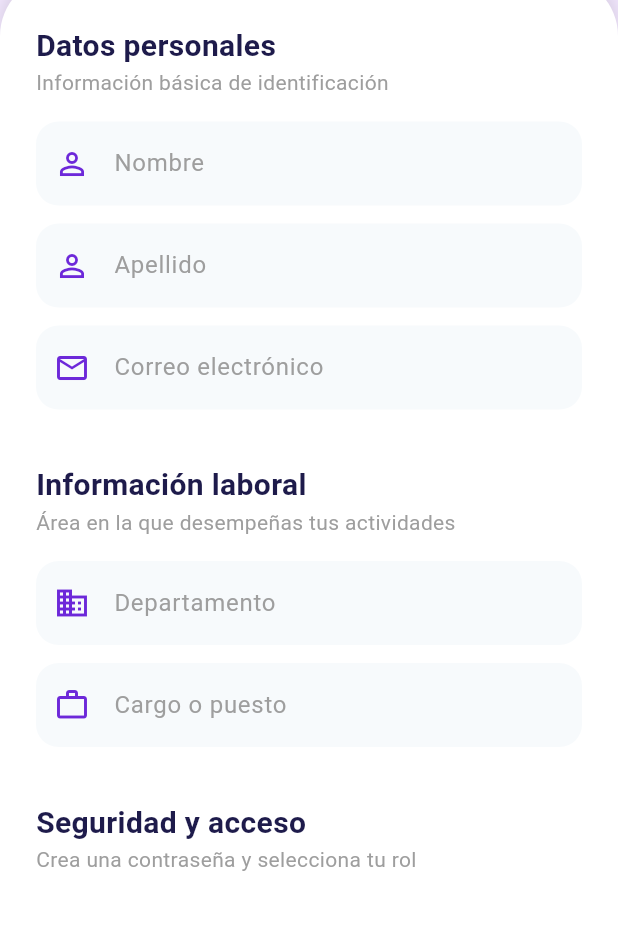
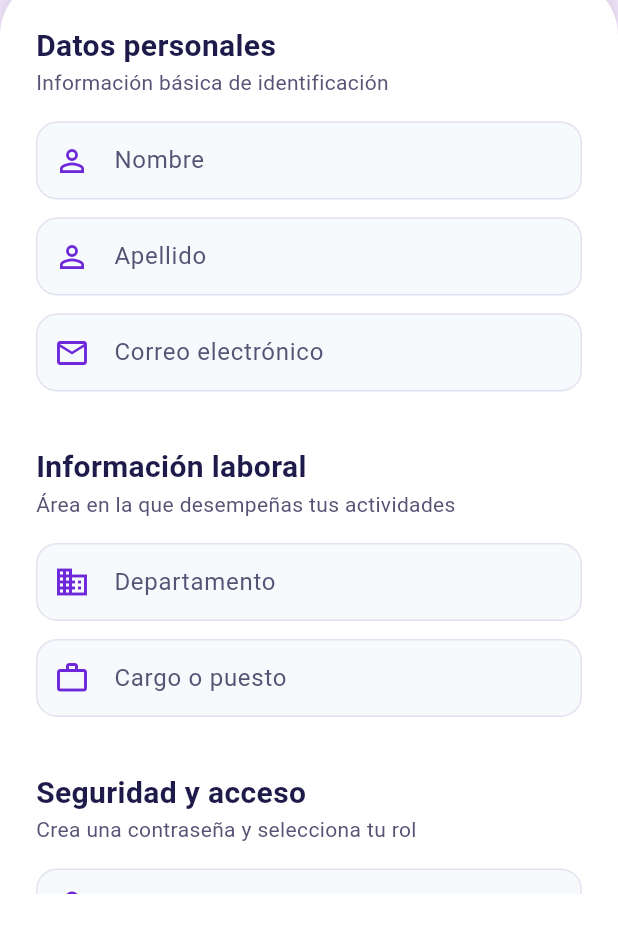
Before and after one commit to Oswii8411/Bit-cora, a Flutter app: the screen it shows after launch, after a tap on "Iniciar sesión", after a tap on "Crear cuenta", on a phone screen of 412 x 824 dp, the part 294-1236 px from its top. Run offline on Flutter 3.47's test engine with Material 3 defaults, Android fonts, the phone set to English and light mode, and no system bars; our stand-ins replace flutter_dotenv, supabase_flutter; accounts and stored records are empty.

Commit message:
feat(ui): unifica la paleta y agrega tema central, accesibilidad y animaciones
- Se creo app_theme.dart con tokens de color, tipografia y estilos de componentes (tarjetas, campos, botones, FAB, navegacion, dialogos).
- Se unifico la paleta: Redes, Equipos y Segmentos eran azules y Login, navegacion e Historial morados; ahora todo usa un solo violeta.
- Contraste: texto secundario mas legible, colores de red oscurecidos al pintar (sin cambiar los datos), chips de estado del historial con tonos AA.
- Se agrego widgets/motion.dart con Pressable (feedback al tocar tarjetas), FadeSlideIn (entrada escalonada de listas) y transicion de pantallas.
- Selector de color del asistente con escala animada.
- Espacio inferior en listas para que el boton flotante no tape el ultimo elemento.
- Respeta la opcion de reducir movimiento del sistema.
- Sin cambios en logica, validaciones ni base de datos.

```diff
--- /dev/null
+++ b/lib/app_theme.dart
@@ -0,0 +1,136 @@
+import 'package:flutter/cupertino.dart' show CupertinoPageTransitionsBuilder;
+import 'package:flutter/material.dart';
+
+/// Tokens visuales de la app. Solo presentación, sin lógica de negocio.
+class AppColors {
+  static const primary = Color(0xFF6D28D9); // violeta de marca (7.1:1 con blanco)
+  static const accent = Color(0xFF8B5CF6);
+  static const ink = Color(0xFF1E1B4B); // texto principal
+  static const inkMuted = Color(0xFF565375); // texto secundario (~7:1 sobre fondo)
+  static const background = Color(0xFFF8F7FC);
+  static const surface = Colors.white;
+  static const border = Color(0xFFE5E1F0);
+  static const error = Color(0xFFB91C1C);
+}
+
+class AppTheme {
+  static ThemeData get light {
+    final scheme = ColorScheme.fromSeed(
+      seedColor: AppColors.primary,
+      primary: AppColors.primary,
+      surface: AppColors.surface,
+    );
+
+    return ThemeData(
+      useMaterial3: true,
+      colorScheme: scheme,
+      scaffoldBackgroundColor: AppColors.background,
+      textTheme: _textTheme,
+      pageTransitionsTheme: const PageTransitionsTheme(
+        builders: {
+          TargetPlatform.android: FadeForwardsPageTransitionsBuilder(),
+          TargetPlatform.iOS: CupertinoPageTransitionsBuilder(),
+          TargetPlatform.windows: FadeForwardsPageTransitionsBuilder(),
+          TargetPlatform.macOS: CupertinoPageTransitionsBuilder(),
+          TargetPlatform.linux: FadeForwardsPageTransitionsBuilder(),
+        },
+      ),
+      appBarTheme: const AppBarTheme(
+        backgroundColor: AppColors.background,
+        surfaceTintColor: Colors.transparent,
+        elevation: 0,
+        scrolledUnderElevation: 0,
+        iconTheme: IconThemeData(color: AppColors.ink),
+        titleTextStyle: TextStyle(
+          color: AppColors.ink,
+          fontSize: 24,
+          fontWeight: FontWeight.w700,
+          letterSpacing: -0.4,
+        ),
+      ),
+      cardTheme: CardThemeData(
+        color: AppColors.surface,
+        surfaceTintColor: Colors.transparent,
+        elevation: 0,
+        shape: RoundedRectangleBorder(
+          borderRadius: BorderRadius.circular(16),
+          side: const BorderSide(color: AppColors.border),
+        ),
+      ),
+      inputDecorationTheme: InputDecorationTheme(
+        filled: true,
+        fillColor: AppColors.surface,
+        contentPadding: const EdgeInsets.symmetric(horizontal: 16, vertical: 14),
+        border: _inputBorder(AppColors.border),
+        enabledBorder: _inputBorder(AppColors.border),
+        focusedBorder: _inputBorder(AppColors.primary, width: 2),
+        errorBorder: _inputBorder(AppColors.error),
+        focusedErrorBorder: _inputBorder(AppColors.error, width: 2),
+        labelStyle: const TextStyle(color: AppColors.inkMuted),
+      ),
+      elevatedButtonTheme: ElevatedButtonThemeData(
+        style: ElevatedButton.styleFrom(
+          backgroundColor: AppColors.primary,
+          foregroundColor: Colors.white,
+          elevation: 0,
+          minimumSize: const Size.fromHeight(52),
+          shape: RoundedRectangleBorder(borderRadius: BorderRadius.circular(14)),
+          textStyle: const TextStyle(fontSize: 16, fontWeight: FontWeight.w600),
+        ),
+      ),
+      textButtonTheme: TextButtonThemeData(
+        style: TextButton.styleFrom(foregroundColor: AppColors.primary),
+      ),
+      floatingActionButtonTheme: FloatingActionButtonThemeData(
+        backgroundColor: AppColors.primary,
+        foregroundColor: Colors.white,
+        elevation: 2,
+        extendedTextStyle: const TextStyle(fontSize: 15, fontWeight: FontWeight.w600),
+        shape: RoundedRectangleBorder(borderRadius: BorderRadius.circular(16)),
+      ),
+      bottomNavigationBarTheme: const BottomNavigationBarThemeData(
+        backgroundColor: AppColors.surface,
+        selectedItemColor: AppColors.primary,
+        unselectedItemColor: AppColors.inkMuted,
+        selectedLabelStyle: TextStyle(fontWeight: FontWeight.w600),
+        type: BottomNavigationBarType.fixed,
+      ),
+      dialogTheme: DialogThemeData(
+        backgroundColor: AppColors.surface,
+        surfaceTintColor: Colors.transparent,
+        shape: RoundedRectangleBorder(borderRadius: BorderRadius.circular(20)),
+      ),
+      snackBarTheme: SnackBarThemeData(
+        behavior: SnackBarBehavior.floating,
+        shape: RoundedRectangleBorder(borderRadius: BorderRadius.circular(12)),
+      ),
+      dividerColor: AppColors.border,
+    );
+  }
+
+  static const _textTheme = TextTheme(
+    titleLarge: TextStyle(fontWeight: FontWeight.w700, letterSpacing: -0.3, color: AppColors.ink),
+    titleMedium: TextStyle(fontWeight: FontWeight.w600, color: AppColors.ink),
+    bodyMedium: TextStyle(color: AppColors.ink),
+    bodySmall: TextStyle(color: AppColors.inkMuted),
+  );
+
+  static OutlineInputBorder _inputBorder(Color color, {double width = 1}) {
+    return OutlineInputBorder(
+      borderRadius: BorderRadius.circular(14),
+      borderSide: BorderSide(color: color, width: width),
+    );
+  }
+}
+
+double _contrastWithWhite(Color c) => 1.05 / (c.computeLuminance() + 0.05);
+
+/// Oscurece un color de red guardado hasta que el texto blanco encima
+/// alcance contraste AA (4.5:1). No modifica el dato guardado, solo cómo se pinta.
+Color accessibleColor(Color color) {
+  var hsl = HSLColor.fromColor(color);
+  while (_contrastWithWhite(hsl.toColor()) < 4.5 && hsl.lightness > 0.1) {
+    hsl = hsl.withLightness(hsl.lightness - 0.02);
+  }
+  return hsl.toColor();
+}
--- a/lib/main.dart
+++ b/lib/main.dart
@@ -1,5 +1,6 @@
 import 'package:flutter/material.dart';
 import 'package:supabase_flutter/supabase_flutter.dart';
+import 'app_theme.dart';
 import 'views/pantalla_principal.dart';
 import 'views/login_screen.dart';
 import 'package:flutter_dotenv/flutter_dotenv.dart';
@@ -24,15 +25,7 @@ class BitacoraRedApp extends StatelessWidget {
     return MaterialApp(
       title: 'Bitácora de Red',
       debugShowCheckedModeBanner: false,
-      theme: ThemeData(
-        scaffoldBackgroundColor: const Color(0xFFF8F9FA),
-        colorScheme: ColorScheme.fromSeed(seedColor: const Color(0xFF1D4ED8)),
-        appBarTheme: const AppBarTheme(
-          backgroundColor: Color(0xFFF8F9FA), elevation: 0,
-          iconTheme: IconThemeData(color: Color(0xFF0F172A)),
-          titleTextStyle: TextStyle(color: Color(0xFF0F172A), fontSize: 24, fontWeight: FontWeight.bold),
-        ),
-      ),
+      theme: AppTheme.light,
       // Validación de sesión para mostrar Login o Pantalla Principal
       home: Supabase.instance.client.auth.currentUser != null
           ? const MainTabScreen()
--- a/lib/views/login_screen.dart
+++ b/lib/views/login_screen.dart
@@ -1,3 +1,4 @@
+import 'package:bitacora_red/app_theme.dart';
 import 'package:flutter/material.dart';
 import 'package:supabase_flutter/supabase_flutter.dart';
 import 'pantalla_principal.dart';
@@ -50,7 +51,7 @@ class _LoginScreenState extends State<LoginScreen> {
         ScaffoldMessenger.of(context).showSnackBar(
             SnackBar(
               content: Text(mensajeError),
-              backgroundColor: Colors.redAccent,
+              backgroundColor: AppColors.error,
               behavior: SnackBarBehavior.floating, // Hace que el mensaje se vea más moderno (flotante)
             )
         );
@@ -60,7 +61,7 @@ class _LoginScreenState extends State<LoginScreen> {
         ScaffoldMessenger.of(context).showSnackBar(
             const SnackBar(
               content: Text('Error inesperado de conexión.'),
-              backgroundColor: Colors.redAccent,
+              backgroundColor: AppColors.error,
               behavior: SnackBarBehavior.floating,
             )
         );
@@ -74,8 +75,8 @@ class _LoginScreenState extends State<LoginScreen> {
   Widget build(BuildContext context) {
     // Paleta Púrpura Moderna
     const colorFondo = Color(0xFFF3E8FF); // Púrpura muy claro
-    const colorPrimario = Color(0xFF6D28D9); // Púrpura profundo y vibrante
-    const colorTextoOscuro = Color(0xFF1E1B4B);
+    const colorPrimario = AppColors.primary; // Púrpura profundo y vibrante
+    const colorTextoOscuro = AppColors.ink;
 
     return Scaffold(
       backgroundColor: colorFondo,
@@ -124,7 +125,7 @@ class _LoginScreenState extends State<LoginScreen> {
                       children: [
                         const Text('Bienvenido', style: TextStyle(fontSize: 26, fontWeight: FontWeight.bold, color: colorTextoOscuro)),
                         const SizedBox(height: 8),
-                        const Text('Ingresa con tus credenciales para continuar', style: TextStyle(color: Colors.grey)),
+                        const Text('Ingresa con tus credenciales para continuar', style: TextStyle(color: AppColors.inkMuted)),
                         const SizedBox(height: 32),
 
                         _buildTextField(
@@ -185,7 +186,7 @@ class _LoginScreenState extends State<LoginScreen> {
                         Row(
                           mainAxisAlignment: MainAxisAlignment.center,
                           children: [
-                            const Text('¿Aún no tienes cuenta? ', style: TextStyle(color: Colors.grey)),
+                            const Text('¿Aún no tienes cuenta? ', style: TextStyle(color: AppColors.inkMuted)),
                             GestureDetector(
                               onTap: () => Navigator.of(context).push(MaterialPageRoute(builder: (context) => const RegisterScreen())),
                               child: const Text('Crear cuenta', style: TextStyle(color: colorPrimario, fontWeight: FontWeight.bold)),
@@ -220,11 +221,11 @@ class _LoginScreenState extends State<LoginScreen> {
       validator: validator, // Recibe la regla de validación
       decoration: InputDecoration(
         labelText: label,
-        labelStyle: const TextStyle(color: Colors.grey),
+        labelStyle: const TextStyle(color: AppColors.inkMuted),
         prefixIcon: Icon(icon, color: colorPrimario),
         suffixIcon: isPassword
             ? IconButton(
-          icon: Icon(obscureText ? Icons.visibility_off : Icons.visibility, color: Colors.grey),
+          icon: Icon(obscureText ? Icons.visibility_off : Icons.visibility, color: AppColors.inkMuted),
           onPressed: onTogglePassword,
         )
             : null,
@@ -233,8 +234,8 @@ class _LoginScreenState extends State<LoginScreen> {
         border: OutlineInputBorder(borderRadius: BorderRadius.circular(15), borderSide: BorderSide.none),
         focusedBorder: OutlineInputBorder(borderRadius: BorderRadius.circular(15), borderSide: BorderSide(color: colorPrimario, width: 1.5)),
         // Configuración para resaltar en rojo cuando hay error
-        errorBorder: OutlineInputBorder(borderRadius: BorderRadius.circular(15), borderSide: const BorderSide(color: Colors.redAccent, width: 1.5)),
-        focusedErrorBorder: OutlineInputBorder(borderRadius: BorderRadius.circular(15), borderSide: const BorderSide(color: Colors.redAccent, width: 2.0)),
+        errorBorder: OutlineInputBorder(borderRadius: BorderRadius.circular(15), borderSide: const BorderSide(color: AppColors.error, width: 1.5)),
+        focusedErrorBorder: OutlineInputBorder(borderRadius: BorderRadius.circular(15), borderSide: const BorderSide(color: AppColors.error, width: 2.0)),
       ),
     );
   }
--- a/lib/views/register_screen.dart
+++ b/lib/views/register_screen.dart
@@ -1,3 +1,4 @@
+import 'package:bitacora_red/app_theme.dart';
 import 'package:flutter/material.dart';
 import 'package:supabase_flutter/supabase_flutter.dart';
 import 'pantalla_principal.dart';
@@ -63,7 +64,7 @@ class _RegisterScreenState extends State<RegisterScreen> {
         ScaffoldMessenger.of(context).showSnackBar(
             SnackBar(
               content: Text(mensajeError),
-              backgroundColor: Colors.redAccent,
+              backgroundColor: AppColors.error,
               behavior: SnackBarBehavior.floating,
             )
         );
@@ -76,8 +77,8 @@ class _RegisterScreenState extends State<RegisterScreen> {
   @override
   Widget build(BuildContext context) {
     const colorFondo = Color(0xFFF3E8FF);
-    const colorPrimario = Color(0xFF6D28D9);
-    const colorTextoOscuro = Color(0xFF1E1B4B);
+    const colorPrimario = AppColors.primary;
+    const colorTextoOscuro = AppColors.ink;
 
     return Scaffold(
       backgroundColor: colorFondo,
@@ -182,7 +183,7 @@ class _RegisterScreenState extends State<RegisterScreen> {
                       Row(
                         mainAxisAlignment: MainAxisAlignment.center,
                         children: [
-                          const Text('¿Ya tienes una cuenta? ', style: TextStyle(color: Colors.grey)),
+                          const Text('¿Ya tienes una cuenta? ', style: TextStyle(color: AppColors.inkMuted)),
                           GestureDetector(
                             onTap: () => Navigator.of(context).pop(),
                             child: const Text('Iniciar sesión', style: TextStyle(color: colorPrimario, fontWeight: FontWeight.bold)),
@@ -208,14 +209,14 @@ class _RegisterScreenState extends State<RegisterScreen> {
         crossAxisAlignment: CrossAxisAlignment.start,
         children: [
           Text(title, style: TextStyle(fontSize: 20, fontWeight: FontWeight.bold, color: colorTextoOscuro)),
-          Text(subtitle, style: const TextStyle(color: Colors.grey, fontSize: 14)),
+          Text(subtitle, style: const TextStyle(color: AppColors.inkMuted, fontSize: 14)),
         ],
       ),
     );
   }
 
   Widget _buildInput(TextEditingController controller, String label, IconData icon, {bool isPassword = false, bool isEmail = false, String? Function(String?)? validator}) {
-    const colorPrimario = Color(0xFF6D28D9);
+    const colorPrimario = AppColors.primary;
     return Padding(
       padding: const EdgeInsets.only(bottom: 12.0),
       child: TextFormField(
@@ -225,11 +226,11 @@ class _RegisterScreenState extends State<RegisterScreen> {
         validator: validator,
         decoration: InputDecoration(
           labelText: label,
-          labelStyle: const TextStyle(color: Colors.grey),
+          labelStyle: const TextStyle(color: AppColors.inkMuted),
           prefixIcon: Icon(icon, color: colorPrimario),
           suffixIcon: isPassword
               ? IconButton(
-            icon: Icon(_obscurePassword ? Icons.visibility_off : Icons.visibility, color: Colors.grey),
+            icon: Icon(_obscurePassword ? Icons.visibility_off : Icons.visibility, color: AppColors.inkMuted),
             onPressed: () => setState(() => _obscurePassword = !_obscurePassword),
           )
               : null,
@@ -237,8 +238,8 @@ class _RegisterScreenState extends State<RegisterScreen> {
           fillColor: const Color(0xFFF7FAFC),
           border: OutlineInputBorder(borderRadius: BorderRadius.circular(15), borderSide: BorderSide.none),
           focusedBorder: OutlineInputBorder(borderRadius: BorderRadius.circular(15), borderSide: const BorderSide(color: colorPrimario, width: 1.5)),
-          errorBorder: OutlineInputBorder(borderRadius: BorderRadius.circular(15), borderSide: const BorderSide(color: Colors.redAccent, width: 1.5)),
-          focusedErrorBorder: OutlineInputBorder(borderRadius: BorderRadius.circular(15), borderSide: const BorderSide(color: Colors.redAccent, width: 2.0)),
+          errorBorder: OutlineInputBorder(borderRadius: BorderRadius.circular(15), borderSide: const BorderSide(color: AppColors.error, width: 1.5)),
+          focusedErrorBorder: OutlineInputBorder(borderRadius: BorderRadius.circular(15), borderSide: const BorderSide(color: AppColors.error, width: 2.0)),
         ),
       ),
     );
```
Also changed, not shown: lib/views/asistente_red.dart (+14 -4 lines), lib/views/formulario_incidencia.dart (+4 -3 lines), lib/views/pantalla_equipos.dart (+18 -13 lines), lib/views/pantalla_historial.dart (+30 -27 lines), lib/views/pantalla_principal.dart (+14 -11 lines), lib/views/pantalla_segmentos.dart (+12 -11 lines), lib/widgets/motion.dart (added, +111 -0 lines).
